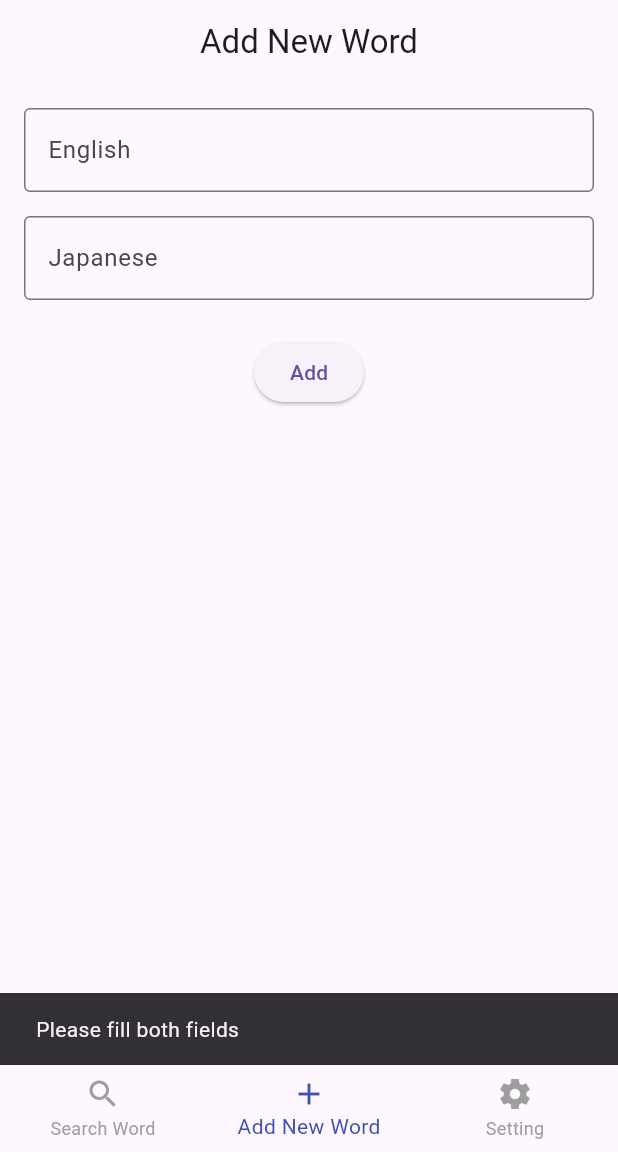
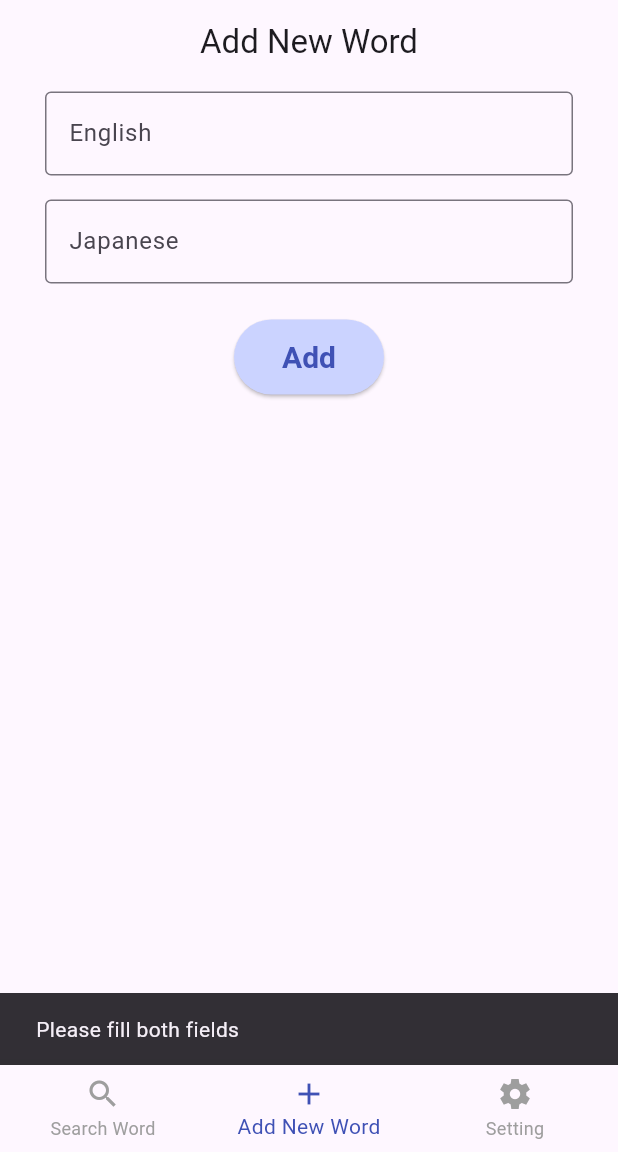
Before and after one commit to kotonekanno/it_dictionary, a Flutter app: the screen it shows after launch, item 2 of the bottom bar chosen, after a tap on "Add", on a phone screen of 412 x 824 dp, the part 84-1236 px from its top. Run offline on Flutter 3.47's test engine with Material 3 defaults, Android fonts, the phone set to English and light mode, and no system bars; our stand-ins replace hive, hive_flutter; accounts and stored records are empty.

Commit message:
ボタンスタイル修正

```diff
--- a/lib/app.dart
+++ b/lib/app.dart
@@ -23,6 +23,11 @@ class MyApp extends StatelessWidget {
         title: 'My Dictionary',
         theme: ThemeData(
           primarySwatch: Colors.indigo,
+          elevatedButtonTheme: ElevatedButtonThemeData(
+            style: ElevatedButton.styleFrom(
+              foregroundColor: Colors.indigo,
+            ),
+          ),
         ),
         home: MyStatefulWidget(),
       ),
--- a/lib/screens/add_word_screen.dart
+++ b/lib/screens/add_word_screen.dart
@@ -29,8 +29,15 @@ class _AddWordScreenState extends State<AddWordScreen> {
         title: Text('Add New Word'),
         centerTitle: true,
       ),
-      body: Padding(
-        padding: EdgeInsets.all(16.0),
+      body: LayoutBuilder(
+        builder: (context, constraints) {
+          final bool isWide = constraints.maxWidth > 600;
+
+          return Align(
+            alignment: Alignment.center,
+            child: Container(
+              padding: isWide ? EdgeInsets.symmetric(vertical: 5) : EdgeInsets.symmetric(vertical: 5, horizontal: 30),
+              width: isWide ? 600 : constraints.maxWidth,
               child: Column(
                 children: [
                   TextField(
@@ -68,11 +75,19 @@ class _AddWordScreenState extends State<AddWordScreen> {
                         );
                       }
                     },
-              child: Text('Add'),
+                    style: ElevatedButton.styleFrom(
+                      fixedSize: const Size(100, 50),
+                      backgroundColor: const Color.fromARGB(255, 203, 211, 255),
+                      textStyle: TextStyle(fontSize: 20, fontWeight: FontWeight.bold),
+                    ),
+                    child: const Text('Add'),
                   ),
                 ],
               ),
-      ),
+            )
+          );
+        }
+      )
     );
   }
 }
--- a/lib/screens/home_screen.dart
+++ b/lib/screens/home_screen.dart
@@ -26,7 +26,7 @@ class HomeScreen extends StatelessWidget {
               child: Column(
                 children: [
                   Padding(
-                    padding: EdgeInsets.all(8.0),
+                    padding: isWide ? EdgeInsets.symmetric(vertical: 5) : EdgeInsets.symmetric(vertical: 5, horizontal: 30),
                     child: TextField(
                       decoration: InputDecoration(
                         labelText: 'Search',
@@ -35,6 +35,7 @@ class HomeScreen extends StatelessWidget {
                       onChanged: (value) => wordProvider.search(value),
                     ),
                   ),
+                  SizedBox(height: 5),
                   Expanded(
                     child: ListView.builder(
                       itemCount: wordProvider.words.length,
--- a/lib/ui/setting_item.dart
+++ b/lib/ui/setting_item.dart
@@ -38,7 +38,7 @@ class SettingItem extends StatelessWidget {
               ),
               const SizedBox(width: 16),
               if(onSave != null)
-                TextButton(
+                ElevatedButton(
                   onPressed: onSave,
                   child: const Text('Save')
                 ),
@@ -57,7 +57,7 @@ class SettingItem extends StatelessWidget {
                 child: inputWidget,
               ),
               if(onSave != null)
-                TextButton(
+                ElevatedButton(
                   onPressed: onSave,
                   child: const Text('Save')
                 ),
```
Lines whose indentation alone changed are shown as unchanged.
